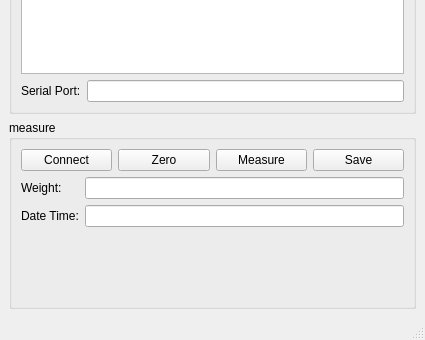
First picture: the form in src/prototype/WeighScale/MainWindow.ui, repository inglis-dl/cypress, before the edit; both pictures show x 0 to 425 and y 225 to 565 of the 425 by 565 pixel window.
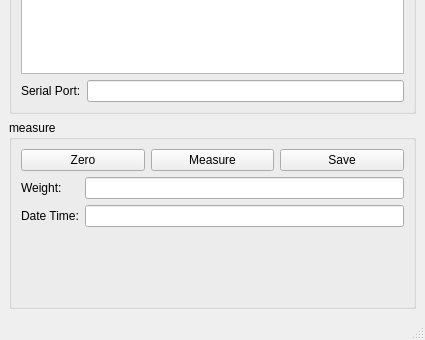
Second picture: the form after the edit.

What changed in the file:
```diff
--- a/src/prototype/WeighScale/MainWindow.ui
+++ b/src/prototype/WeighScale/MainWindow.ui
@@ -119,19 +119,6 @@
       <layout class="QVBoxLayout" name="verticalLayout_3" stretch="0,1">
        <item>
         <layout class="QHBoxLayout" name="horizontalLayout_4">
-         <item>
-          <widget class="QPushButton" name="connectButton">
-           <property name="sizePolicy">
-            <sizepolicy hsizetype="Minimum" vsizetype="Fixed">
-             <horstretch>0</horstretch>
-             <verstretch>0</verstretch>
-            </sizepolicy>
-           </property>
-           <property name="text">
-            <string>Connect</string>
-           </property>
-          </widget>
-         </item>
          <item>
           <widget class="QPushButton" name="zeroButton">
            <property name="text">
```
